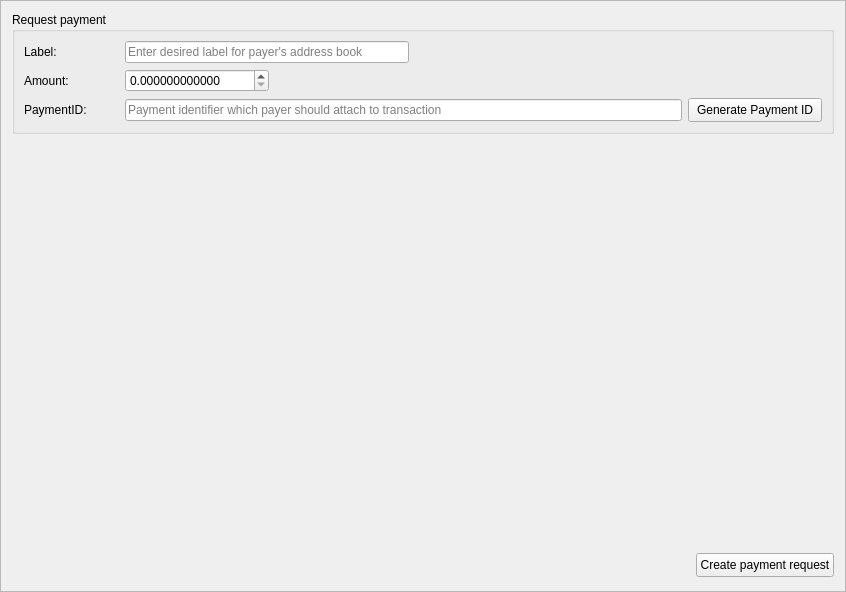
Qt form src/gui/ui/receiveframe.ui (discretecoin/discrete-wallet) before a commit.
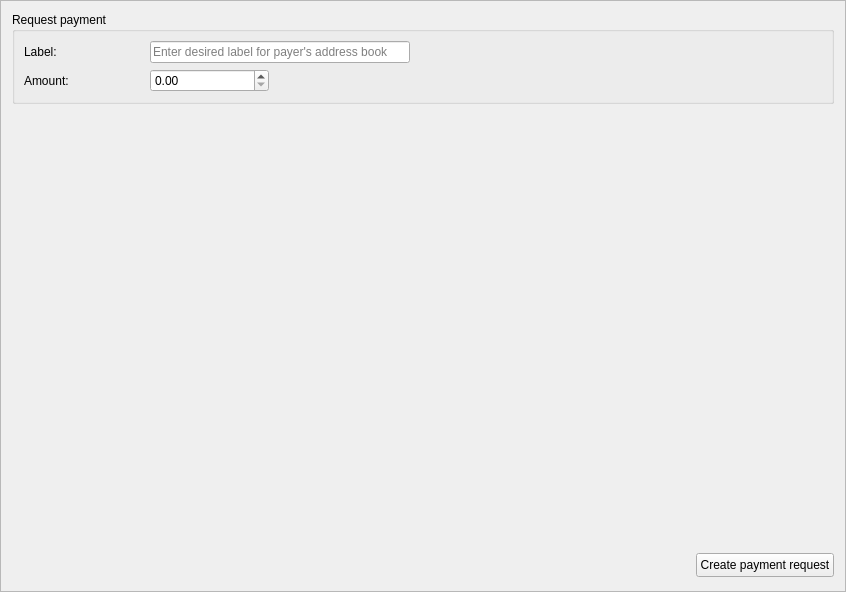
The same form after that commit. Icons and pictures are not drawn.

```diff
--- a/src/gui/ui/receiveframe.ui
+++ b/src/gui/ui/receiveframe.ui
@@ -60,13 +60,6 @@
            </property>
           </spacer>
          </item>
-         <item row="2" column="0">
-          <widget class="QLabel" name="label_6">
-           <property name="text">
-            <string>PaymentID:</string>
-           </property>
-          </widget>
-         </item>
          <item row="0" column="0">
           <widget class="QLabel" name="label_7">
            <property name="text">
@@ -91,25 +84,6 @@
            </property>
           </widget>
          </item>
-         <item row="2" column="5">
-          <widget class="QPushButton" name="m_generatePaymentIdButton">
-           <property name="minimumSize">
-            <size>
-             <width>0</width>
-             <height>24</height>
-            </size>
-           </property>
-           <property name="baseSize">
-            <size>
-             <width>0</width>
-             <height>24</height>
-            </size>
-           </property>
-           <property name="text">
-            <string>Generate Payment ID</string>
-           </property>
-          </widget>
-         </item>
          <item row="1" column="1">
           <widget class="QDoubleSpinBox" name="m_requestAmountSpin">
            <property name="sizePolicy">
@@ -137,7 +111,7 @@
             <string/>
            </property>
            <property name="decimals">
-            <number>12</number>
+            <number>2</number>
            </property>
            <property name="minimum">
             <double>0.000000000000000</double>
@@ -153,16 +127,6 @@
            </property>
           </widget>
          </item>
-         <item row="2" column="1" colspan="4">
-          <widget class="QLineEdit" name="m_requestPaymentIdEdit">
-           <property name="maxLength">
-            <number>64</number>
-           </property>
-           <property name="placeholderText">
-            <string>Payment identifier which payer should attach to transaction</string>
-           </property>
-          </widget>
-         </item>
          <item row="1" column="2" colspan="4">
           <spacer name="horizontalSpacer_4">
            <property name="orientation">
```
Left out of the diff: 19 changed lines with no effect on the pictures.
